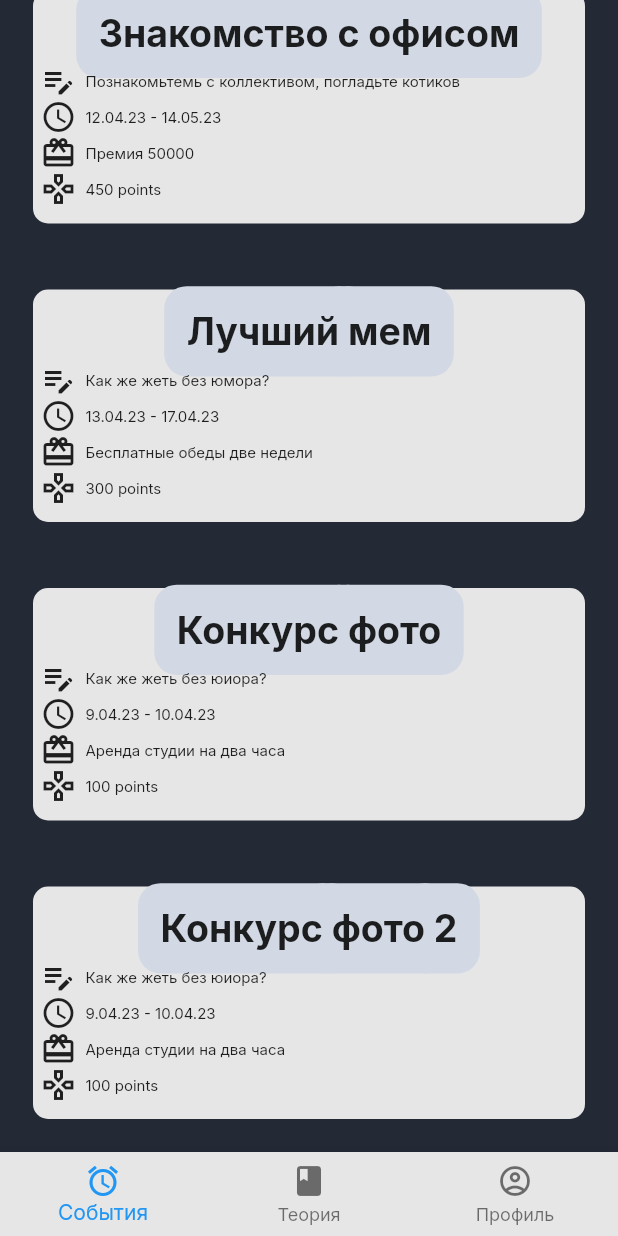
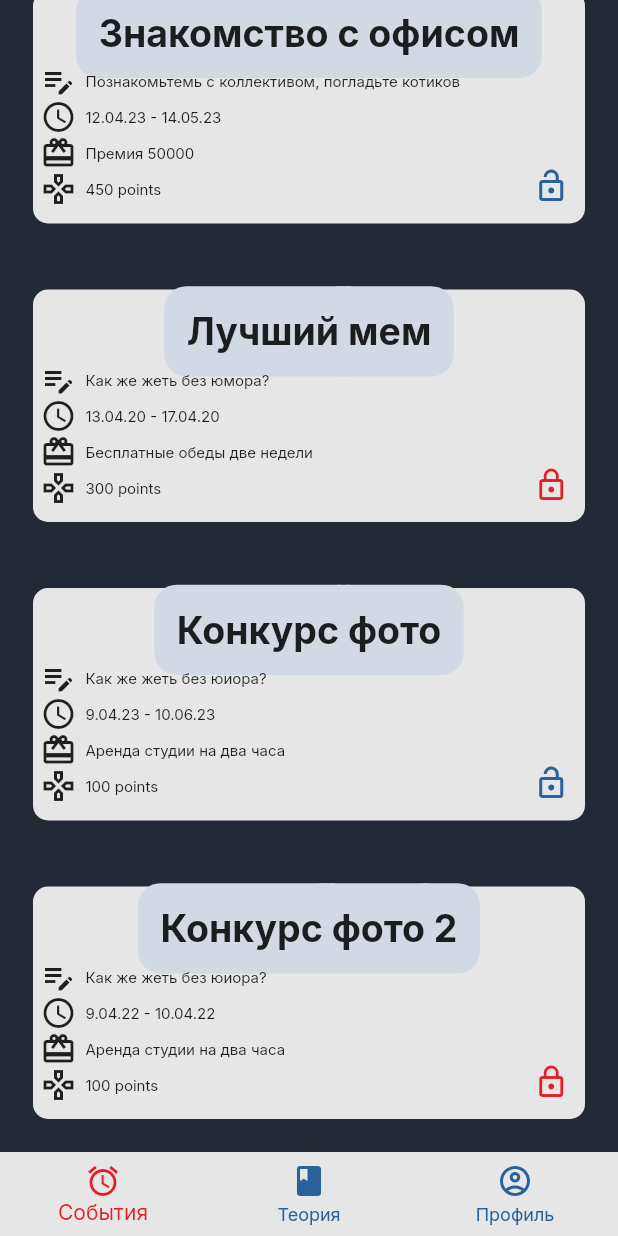
Before and after one commit to VARWA/EESTech-Challenge, a Flutter app: the MainScreenWidget screen opened by its route, scrolled down 164 dp, on a phone screen of 412 x 824 dp. Run offline on Flutter 3.47's test engine with Material 2 defaults, Android fonts, the phone set to English and light mode, and no system bars; our stand-ins replace flutter_svg, google_fonts.

Commit message:
Lock Icons on Events

```diff
--- a/lib/events_screen/event_on_main_screen_widget.dart
+++ b/lib/events_screen/event_on_main_screen_widget.dart
@@ -1,3 +1,4 @@
+
 import 'package:eestech_challenge_app/events_screen/events_examples.dart';
 import 'package:eestech_challenge_app/theme_colors.dart';
 import 'package:flutter/material.dart';
@@ -19,10 +20,28 @@ class EventOnListWidget extends StatelessWidget {
     }
   }
 
+  bool _CheckIsEnded({required endDate}) {
+    final parsedEventDate = endDate.split('.');
+    final year = int.parse("20" + parsedEventDate[2]);
+    final month = int.parse(parsedEventDate[1]);
+    final day = int.parse(parsedEventDate[0]);
+
+    final dateNow = DateTime.now();
+    final dateEvent = DateTime.utc(year, month, day);
+    if (dateNow.isBefore(dateEvent)) {
+      return false;
+    } else {
+      return true;
+    }
+  }
+
   @override
   Widget build(BuildContext context) {
+    final _isEnded = _CheckIsEnded(endDate: event.endDate);
     final finalDate = _date(event: event);
-    return Container(
+    return Stack(
+      children: [
+        Container(
           height: 155,
           width: double.infinity,
           decoration: const BoxDecoration(
@@ -50,7 +69,37 @@ class EventOnListWidget extends StatelessWidget {
               ],
             ),
           ),
+        ),
+        Positioned(
+            bottom: 12.8,
+            right: 10.5,
+            child: LockWidget(
+              isEnded: _isEnded,
+            ))
+      ],
     );
+  }
+}
+
+class LockWidget extends StatelessWidget {
+  final bool isEnded;
+
+  LockWidget({Key? key, required bool this.isEnded}) : super(key: key);
+
+  @override
+  Widget build(BuildContext context) {
+    if (!isEnded) {
+      return Icon(
+        Icons.lock_open_outlined,
+        color: Mycolors.BlueOnLogo,
+      );
+    } else {
+      return Icon(
+        Icons.lock_outline,
+        color: Mycolors.RedOnLogo,
+      );
+    }
+    ;
   }
 }
 
@@ -167,7 +216,7 @@ class MainTitleEventWidget extends StatelessWidget {
     return Text(
       event.title,
       // https://medium.com/@pinkesh.earth/flutter-quick-tip-how-to-set-text-background-color-with-curve-d40a2f96a415
-      style:  TextStyle(
+      style: TextStyle(
         fontWeight: FontWeight.w700,
         fontSize: 25,
         background: Paint()
--- a/lib/events_screen/events_examples.dart
+++ b/lib/events_screen/events_examples.dart
@@ -16,8 +16,8 @@ class EventExampleList {
     Event(
         id: 1,
         title: "Лучший мем",
-        startDate: '13.04.23',
-        endDate: '17.04.23',
+        startDate: '13.04.20',
+        endDate: '17.04.20',
         points: 300,
         place:
             'Октябрьская набережная, дом 10, корпус 1, строение 1, помещение 9-Н, Санкт-Петербург',
@@ -30,7 +30,7 @@ class EventExampleList {
         id: 2,
         title: "Конкурс фото",
         startDate: '9.04.23',
-        endDate: '10.04.23',
+        endDate: '10.06.23',
         points: 100,
         place:
         'Октябрьская набережная, дом 10, корпус 1, строение 1, помещение 9-Н, Санкт-Петербург',
@@ -42,8 +42,8 @@ class EventExampleList {
     Event(
         id: 3,
         title: "Конкурс фото 2",
-        startDate: '9.04.23',
-        endDate: '10.04.23',
+        startDate: '9.04.22',
+        endDate: '10.04.22',
         points: 100,
         place:
         'Октябрьская набережная, дом 10, корпус 1, строение 1, помещение 9-Н, Санкт-Петербург',
--- a/lib/events_screen/events_main_screen_widget.dart
+++ b/lib/events_screen/events_main_screen_widget.dart
@@ -30,7 +30,7 @@ class _EventsMainScreenState extends State<EventsMainScreen> {
         if (index == 0) {
           return Column(
             children: [
-              TitleOfEventsMenu(),
+              const TitleOfEventsMenu(),
               Padding(
                   padding:
                       const EdgeInsets.symmetric(vertical: 22, horizontal: 22),
--- a/lib/main_screen/main_screen_widget.dart
+++ b/lib/main_screen/main_screen_widget.dart
@@ -1,6 +1,7 @@
 import 'dart:developer';
 
 import 'package:eestech_challenge_app/events_screen/events_main_screen_widget.dart';
+import 'package:eestech_challenge_app/theme_colors.dart';
 import 'package:eestech_challenge_app/user_info/user_info_widget.dart';
 import 'package:flutter/material.dart';
 
@@ -35,6 +36,8 @@ class _MainScreenWidgetState extends State<MainScreenWidget> {
       ),
       bottomNavigationBar: BottomNavigationBar(
         currentIndex: _selectedTab,
+        unselectedItemColor: Mycolors.BlueOnLogo,
+        selectedItemColor: Mycolors.RedOnLogo,
         items: [
           BottomNavigationBarItem(
               icon: Icon(Icons.access_alarm_outlined), label: 'События'),
--- a/lib/resources/event_images.dart
+++ b/lib/resources/event_images.dart
@@ -2,4 +2,9 @@ part of 'resources.dart';
 
 class EventImages {
   EventImages._();
+
+  static const String firstEventPhoto =
+      'images/events_photos/first_event_photo.png';
+  static const String secondEventPhoto =
+      'images/events_photos/second_event_photo.jpg';
 }
--- a/lib/resources/resources.dart
+++ b/lib/resources/resources.dart
@@ -1 +1,3 @@
 part 'event_images.dart';
+
+part 'other_images.dart';
--- a/lib/theme_colors.dart
+++ b/lib/theme_colors.dart
@@ -1,6 +1,9 @@
 import 'package:flutter/material.dart';
 
-class Mycolors{
-  static const ColorOfWidgetsBackgroundLight1 = Color.fromRGBO(230, 230, 230, 1);
+class Mycolors {
+  static const ColorOfWidgetsBackgroundLight1 =
+      Color.fromRGBO(230, 230, 230, 1);
   static const ColorOfTextsBackground1 = Color.fromRGBO(211, 217, 228, 1);
+  static const BlueOnLogo = Color.fromRGBO(40, 97, 155, 1);
+  static const RedOnLogo = Color.fromRGBO(227, 30, 36, 1);
 }
```
Also changed, not shown: 1 other file. Lines whose indentation alone changed are shown as unchanged.
